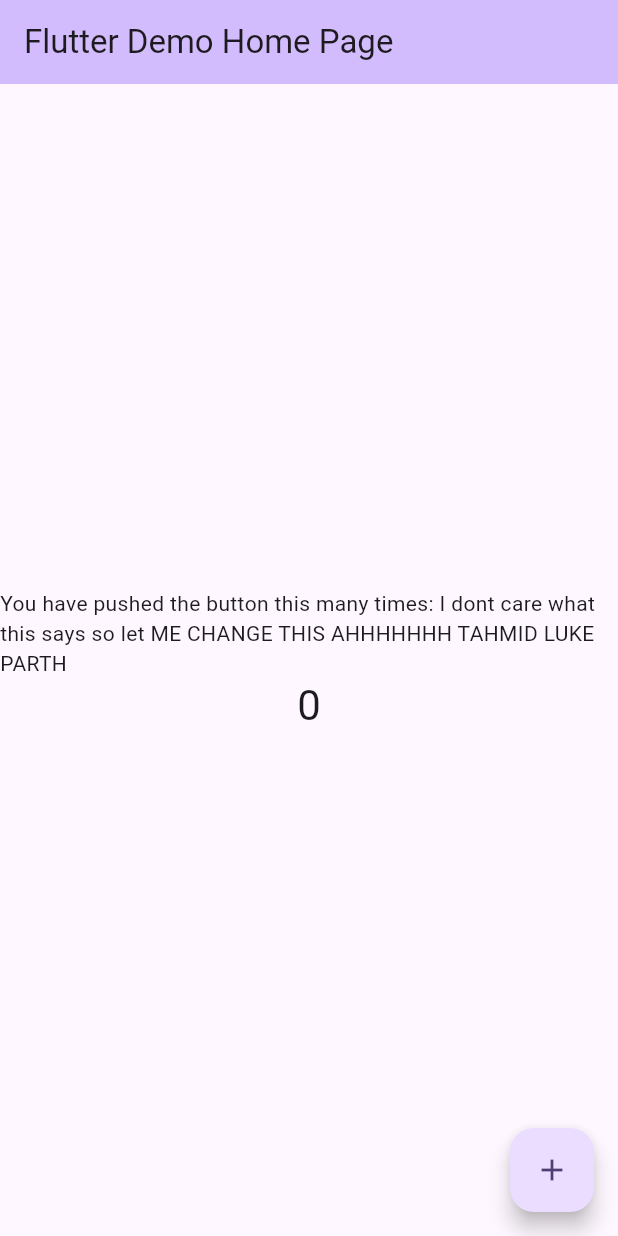
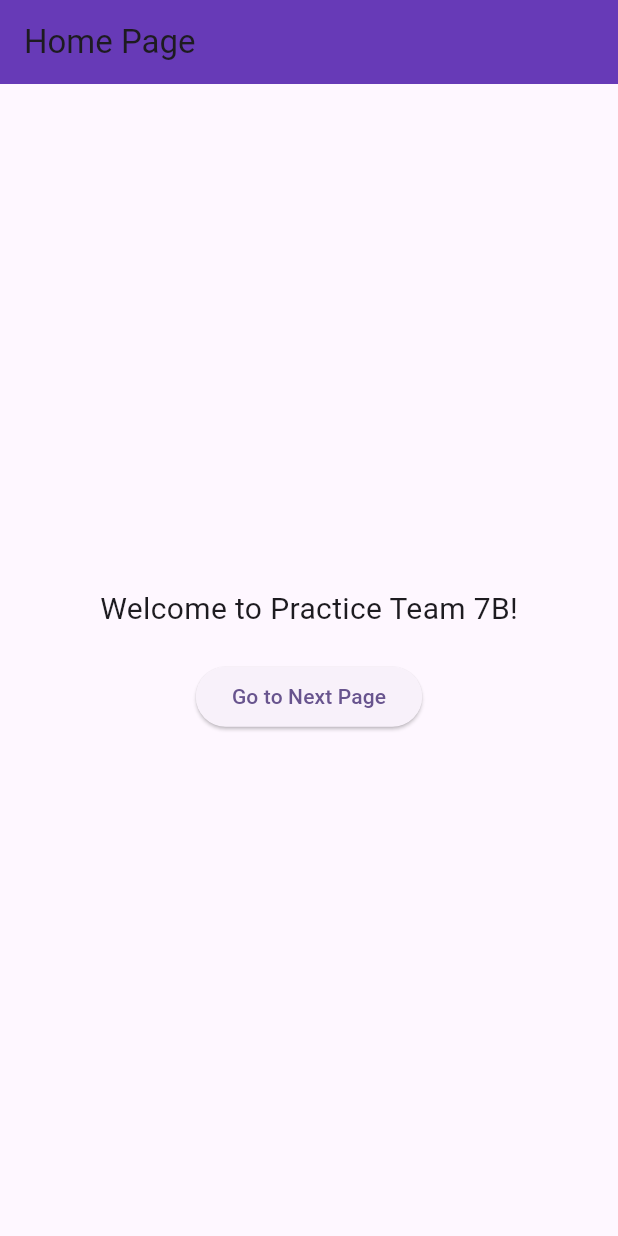
Before and after one commit to Group-7B/test_draft, a Flutter app: the screen it shows after launch, on a phone screen of 412 x 824 dp. Run offline on Flutter 3.47's test engine with Material 3 defaults, Android fonts, the light colour scheme and no system bars.

Commit message:
I add  2 pages and change a main file significantly

```diff
--- /dev/null
+++ b/lib/home_page.dart
@@ -0,0 +1,38 @@
+import 'package:flutter/material.dart';
+import 'next_page.dart'; // Import the next page file (optional)
+
+class HomePage extends StatelessWidget {
+  const HomePage({super.key});
+
+  @override
+  Widget build(BuildContext context) {
+    return Scaffold(
+      appBar: AppBar(
+        title: const Text('Home Page'),
+        backgroundColor: Colors.deepPurple,
+      ),
+      body: Center(
+        child: Column(
+          mainAxisAlignment: MainAxisAlignment.center,
+          children: [
+            const Text(
+              'Welcome to Practice Team 7B!',
+              style: TextStyle(fontSize: 20),
+            ),
+            const SizedBox(height: 20),
+            ElevatedButton(
+              onPressed: () {
+                // Navigate to the next page
+                Navigator.push(
+                  context,
+                  MaterialPageRoute(builder: (context) => const NextPage()),
+                );
+              },
+              child: const Text('Go to Next Page'),
+            ),
+          ],
+        ),
+      ),
+    );
+  }
+}
--- a/lib/main.dart
+++ b/lib/main.dart
@@ -1,4 +1,5 @@
 import 'package:flutter/material.dart';
+import 'home_page.dart'; // Import the HomePage file
 
 void main() {
   runApp(const MyApp());
@@ -7,31 +8,15 @@ void main() {
 class MyApp extends StatelessWidget {
   const MyApp({super.key});
 
-  // This widget is the root of your application.
   @override
   Widget build(BuildContext context) {
     return MaterialApp(
-      title: 'Team 7B draft project',
+      title: 'Practice Team 7B',
       theme: ThemeData(
-        // This is the theme of your application.
-        //
-        // TRY THIS: Try running your application with "flutter run". You'll see
-        // the application has a purple toolbar. Then, without quitting the app,
-        // try changing the seedColor in the colorScheme below to Colors.green
-        // and then invoke "hot reload" (save your changes or press the "hot
-        // reload" button in a Flutter-supported IDE, or press "r" if you used
-        // the command line to start the app).
-        //
-        // Notice that the counter didn't reset back to zero; the application
-        // state is not lost during the reload. To reset the state, use hot
-        // restart instead.
-        //
-        // This works for code too, not just values: Most code changes can be
-        // tested with just a hot reload.
         colorScheme: ColorScheme.fromSeed(seedColor: Colors.deepPurple),
         useMaterial3: true,
       ),
-      home: const MyHomePage(title: 'Flutter Demo Home Page'),
+      home: const HomePage(), // Use HomePage as the home screen
     );
   }
 }
```
Also changed, not shown: lib/next_page.dart (added, +21 -0 lines).
